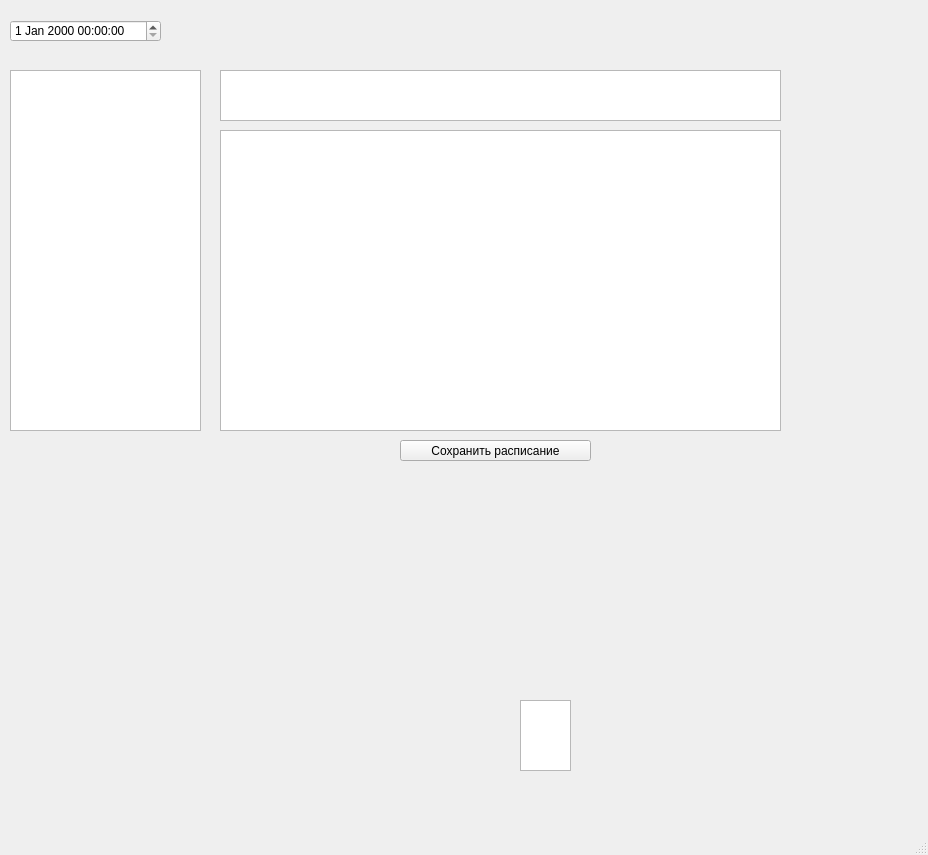
First picture: the form in 004_CHMV/QTLearning/CW01/mainwindow.ui, repository leaptop/repos2, before the edit.
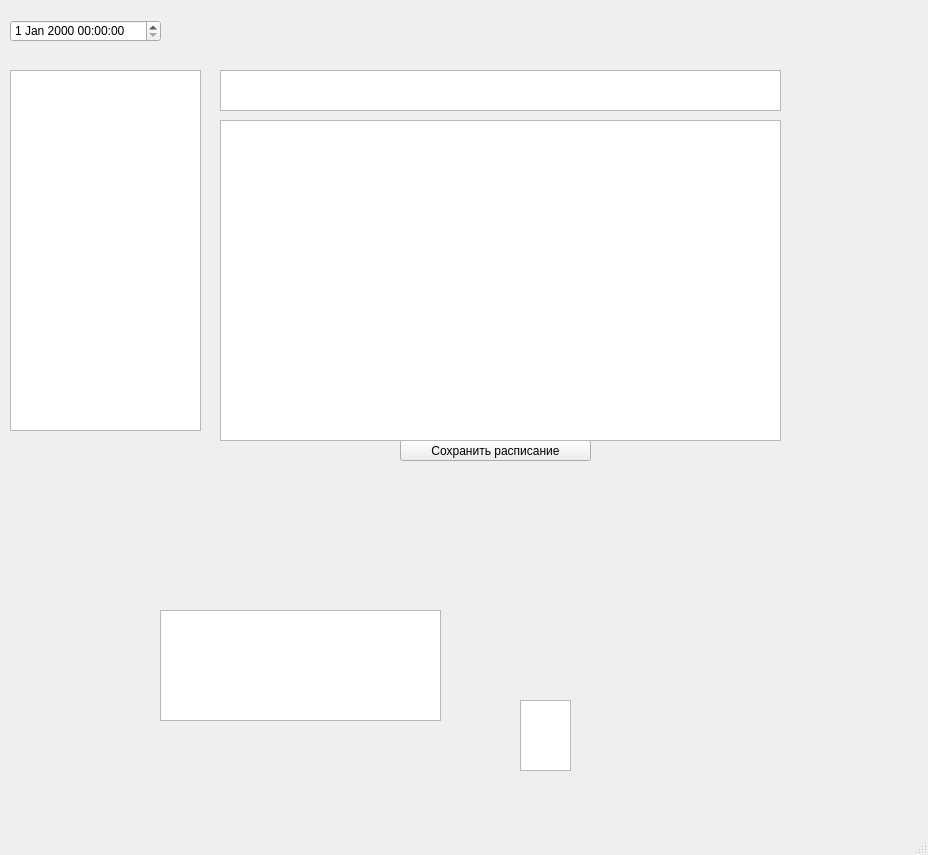
Second picture: the form after the edit.

Commit message: works again. Trying a new strategy without TextFields, but with  tableViews instead

The edit to the form file:
```diff
--- a/004_CHMV/QTLearning/CW01/mainwindow.ui
+++ b/004_CHMV/QTLearning/CW01/mainwindow.ui
@@ -64,10 +64,10 @@
    <widget class="QTextEdit" name="textEdit">
     <property name="geometry">
      <rect>
-      <x>220</x>
-      <y>130</y>
-      <width>561</width>
-      <height>301</height>
+      <x>160</x>
+      <y>610</y>
+      <width>281</width>
+      <height>111</height>
      </rect>
     </property>
    </widget>
@@ -115,13 +115,23 @@
      <number>30</number>
     </attribute>
    </widget>
-   <widget class="QTextEdit" name="textEdit_2">
+   <widget class="QTableView" name="tableView_3">
     <property name="geometry">
      <rect>
       <x>220</x>
       <y>70</y>
       <width>561</width>
-      <height>51</height>
+      <height>41</height>
+     </rect>
+    </property>
+   </widget>
+   <widget class="QTableView" name="tableView_4">
+    <property name="geometry">
+     <rect>
+      <x>220</x>
+      <y>120</y>
+      <width>561</width>
+      <height>321</height>
      </rect>
     </property>
    </widget>
```
Left out of the diff: 19 changed lines with no effect on the pictures. The commit also changes 7 other files.
